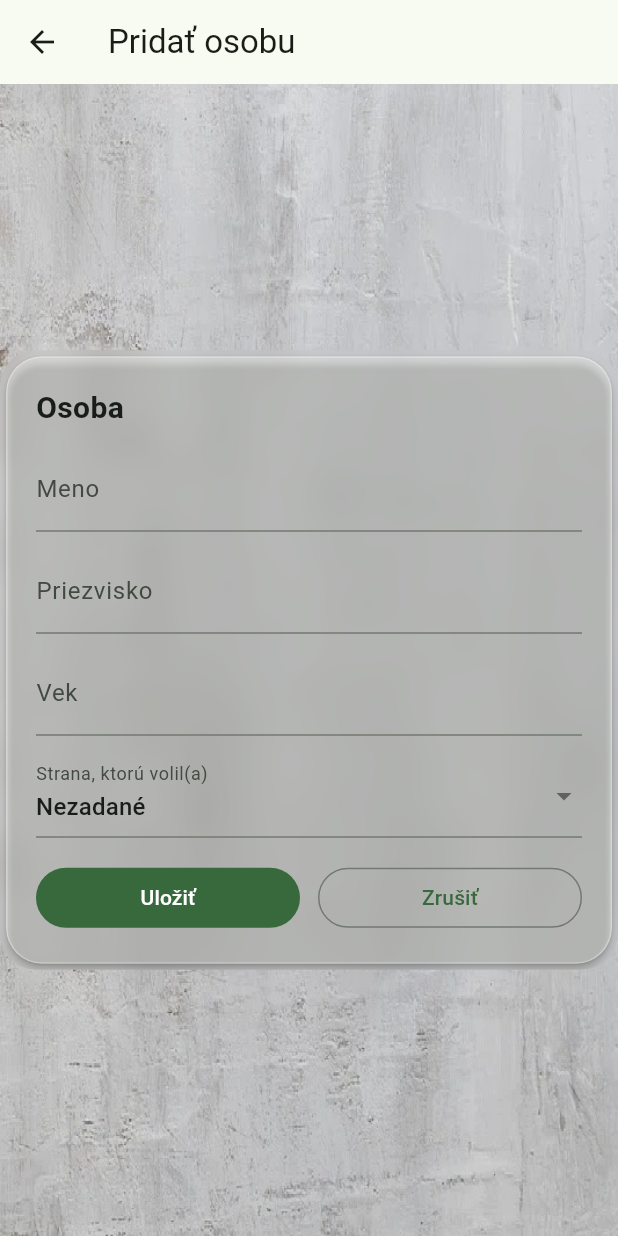
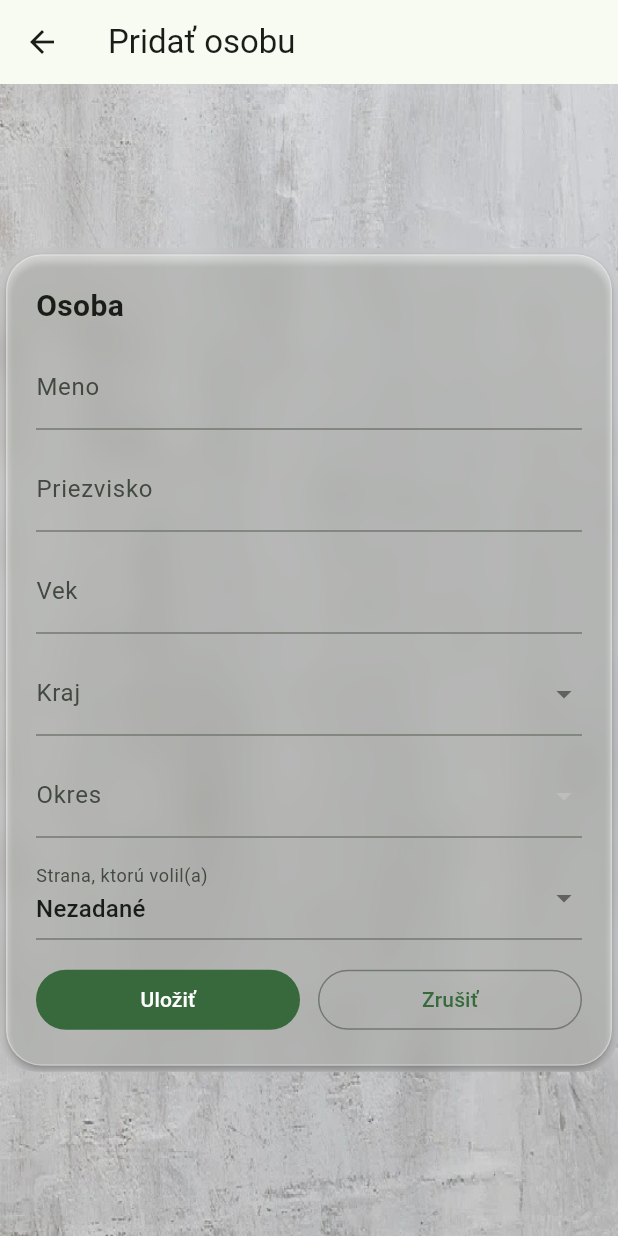
Before and after one commit to S4B4T0N/ExpitPollRequest, a Flutter app: the screen it shows after launch, after a tap on "Pridat osobu", on a phone screen of 412 x 824 dp. Run offline on Flutter 3.47's test engine with Material 3 defaults, Android fonts, the phone set to English and light mode, and no system bars; our stand-ins replace pie_chart.

Commit message:
rozsirenie triedy Person o kraj a okres, implementacia do Pie_graf a uprava metody preberania dat z mainu

```diff
--- a/lib/data/people_store.dart
+++ b/lib/data/people_store.dart
@@ -1,16 +1,24 @@
 class Person {
-  final String name, surname, party;
+  final String name;
+  final String surname;
   final int age;
+  final String party;
+  final String kraj;
+  final String okres;
+
   Person({
     required this.name,
     required this.surname,
+    required this.age,
     required this.party,
-    required this.age,
+    required this.kraj,
+    required this.okres,
   });
 }
 
 class PeopleStore {
   PeopleStore._();
   static final i = PeopleStore._();
+
   final List<Person> people = [];
 }
--- /dev/null
+++ b/lib/data/regions_sk.dart
@@ -0,0 +1,105 @@
+// Minimalny zoznam pre demo. Podla potreby dopln.
+const kraje = <String>[
+  'Bratislavský',
+  'Trnavský',
+  'Trenčiansky',
+  'Nitriansky',
+  'Žilinský',
+  'Banskobystrický',
+  'Prešovský',
+  'Košický',
+];
+
+const okresy = <String, List<String>>{
+  'Bratislavský': [
+    'Bratislava I',
+    'Bratislava II',
+    'Bratislava III',
+    'Bratislava IV',
+    'Bratislava V',
+    'Malacky',
+    'Pezinok',
+    'Senec',
+  ],
+  'Trnavský': [
+    'Dunajská Streda',
+    'Galanta',
+    'Hlohovec',
+    'Piešťany',
+    'Senica',
+    'Skalica',
+    'Trnava',
+  ],
+  'Trenčiansky': [
+    'Bánovce n. B.',
+    'Ilava',
+    'Myjava',
+    'Nové Mesto n. V.',
+    'Partizánske',
+    'Považská Bystrica',
+    'Prievidza',
+    'Púchov',
+    'Trenčín',
+  ],
+  'Nitriansky': [
+    'Komárno',
+    'Levice',
+    'Nitra',
+    'Nové Zámky',
+    'Šaľa',
+    'Topoľčany',
+    'Zlaté Moravce',
+  ],
+  'Žilinský': [
+    'Bytča',
+    'Čadca',
+    'Dolný Kubín',
+    'Kysucké N. Mesto',
+    'Liptovský Mikuláš',
+    'Martin',
+    'Námestovo',
+    'Ružomberok',
+    'Turčianske Teplice',
+    'Tvrdošín',
+    'Žilina',
+  ],
+  'Banskobystrický': [
+    'Banská Bystrica',
+    'Brezno',
+    'Detva',
+    'Krupina',
+    'Lučenec',
+    'Poltár',
+    'Revúca',
+    'Rimavská Sobota',
+    'Veľký Krtíš',
+    'Zvolen',
+    'Žarnovica',
+    'Žiar n. Hronom',
+  ],
+  'Prešovský': [
+    'Bardejov',
+    'Humenné',
+    'Kežmarok',
+    'Levoča',
+    'Medzilaborce',
+    'Poprad',
+    'Prešov',
+    'Sabinov',
+    'Snina',
+    'Stará Ľubovňa',
+    'Stropkov',
+    'Svidník',
+    'Vranov n. T.',
+  ],
+  'Košický': [
+    'Gelnica',
+    'Košice I–IV',
+    'Košice-okolie',
+    'Michalovce',
+    'Rožňava',
+    'Sobrance',
+    'Spišská Nová Ves',
+    'Trebišov',
+  ],
+};
--- a/lib/main.dart
+++ b/lib/main.dart
@@ -16,7 +16,6 @@ class MainApp extends StatelessWidget {
       theme: ThemeData(
         useMaterial3: true,
         colorSchemeSeed: const Color.fromARGB(255, 70, 197, 98),
-        brightness: Brightness.light,
       ),
       darkTheme: ThemeData(
         useMaterial3: true,
@@ -70,41 +69,38 @@ class _HomeScreenState extends State<HomeScreen> {
                         label: 'Pridat osobu',
                         color: cs.primary,
                         onTap: () async {
-                          final result = await Navigator.of(context).push(
+                          final r = await Navigator.of(context).push(
                             MaterialPageRoute(
                               builder: (_) => const PridajOsobu(),
                             ),
                           );
-                          if (!mounted || result == null) return;
-                          // uloženie do shared in-memory store
+                          if (!mounted || r == null) return;
                           PeopleStore.i.people.add(
                             Person(
-                              name: result['name'] as String,
-                              surname: result['surname'] as String,
+                              name: r['name'] as String,
+                              surname: r['surname'] as String,
+                              age: r['age'] as int,
                               party:
-                                  (result['party'] as String?)
-                                          ?.trim()
-                                          .isEmpty ??
-                                      true
+                                  ((r['party'] as String?)?.trim().isEmpty ??
+                                      true)
                                   ? 'Nezadané'
-                                  : (result['party'] as String),
-                              age: result['age'] as int,
+                                  : (r['party'] as String),
+                              kraj: r['kraj'] as String,
+                              okres: r['okres'] as String,
                             ),
                           );
-                          setState(() {}); // ak chceš zobraziť počítadlo atď.
+                          setState(() {});
                         },
                       ),
                       _MenuButton(
                         icon: Icons.numbers,
                         label: 'Grafy',
                         color: cs.secondary,
-                        onTap: () {
-                          Navigator.of(context).push(
-                            MaterialPageRoute(
-                              builder: (_) => const GrafyScreen(),
-                            ),
-                          );
-                        },
+                        onTap: () => Navigator.of(context).push(
+                          MaterialPageRoute(
+                            builder: (_) => const GrafyScreen(),
+                          ),
+                        ),
                       ),
                       _MenuButton(
                         icon: Icons.settings,
@@ -117,17 +113,6 @@ class _HomeScreenState extends State<HomeScreen> {
                         label: 'Nápoveda',
                         color: cs.error,
                         onTap: () {},
-                      ),
-                      _MenuButton(
-                        icon: Icons.bug_report,
-                        label: 'Debug',
-                        color: cs.primaryContainer,
-                        onTap: () {
-                          debugPrint('[DEBUG] Klik na debug tlacidlo');
-                          ScaffoldMessenger.of(context).showSnackBar(
-                            const SnackBar(content: Text('DEBUG klik')),
-                          );
-                        },
                       ),
                     ],
                   ),
@@ -151,7 +136,6 @@ class _MenuButton extends StatelessWidget {
     required this.onTap,
     super.key,
   });
-
   final IconData icon;
   final String label;
   final Color color;
--- a/lib/screens/pridaj_osobu.dart
+++ b/lib/screens/pridaj_osobu.dart
@@ -1,6 +1,6 @@
-//import 'dart:ui' show ImageFilter;
 import 'package:flutter/material.dart';
 import 'package:exit_poll_request/widgets/glass_card.dart';
+import 'package:exit_poll_request/data/regions_sk.dart';
 
 class PridajOsobu extends StatefulWidget {
   const PridajOsobu({super.key});
@@ -22,6 +22,9 @@ class _PridajOsobuState extends State<PridajOsobu> {
     'Strana C',
   ];
   String? _zvolenaStrana = 'Nezadané';
+
+  String? _kraj;
+  String? _okres;
 
   @override
   void dispose() {
@@ -103,13 +106,43 @@ class _PridajOsobuState extends State<PridajOsobu> {
                     const SizedBox(height: 12),
 
                     DropdownButtonFormField<String>(
+                      value: _kraj,
+                      items: kraje
+                          .map(
+                            (k) => DropdownMenuItem(value: k, child: Text(k)),
+                          )
+                          .toList(),
+                      decoration: const InputDecoration(labelText: 'Kraj'),
+                      onChanged: (v) => setState(() {
+                        _kraj = v;
+                        _okres = null;
+                      }),
+                      validator: (v) => v == null ? 'Vyber kraj' : null,
+                    ),
+                    const SizedBox(height: 12),
+
+                    DropdownButtonFormField<String>(
+                      value: _okres,
+                      items:
+                          (_kraj == null
+                                  ? const <String>[]
+                                  : (okresy[_kraj] ?? const <String>[]))
+                              .map(
+                                (o) =>
+                                    DropdownMenuItem(value: o, child: Text(o)),
+                              )
+                              .toList(),
+                      decoration: const InputDecoration(labelText: 'Okres'),
+                      onChanged: (v) => setState(() => _okres = v),
+                      validator: (v) => v == null ? 'Vyber okres' : null,
+                    ),
+                    const SizedBox(height: 12),
+
+                    DropdownButtonFormField<String>(
                       initialValue: _zvolenaStrana,
                       items: _strany
                           .map(
-                            (s) => DropdownMenuItem<String>(
-                              value: s,
-                              child: Text(s),
-                            ),
+                            (s) => DropdownMenuItem(value: s, child: Text(s)),
                           )
                           .toList(),
                       decoration: const InputDecoration(
@@ -153,6 +186,8 @@ class _PridajOsobuState extends State<PridajOsobu> {
       'surname': _priezCtrl.text.trim(),
       'age': int.parse(_vekCtrl.text.trim()),
       'party': _zvolenaStrana,
+      'kraj': _kraj,
+      'okres': _okres,
     };
     Navigator.pop(context, data);
   }
```
